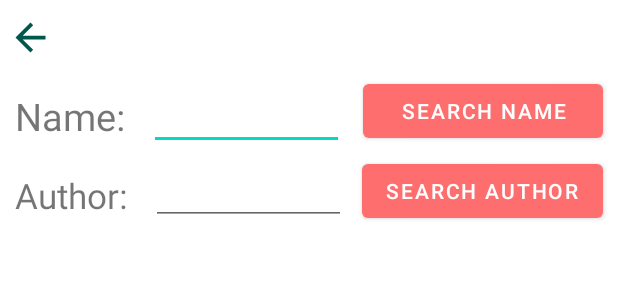
After one commit to YoloChocoPie/MobileTBCN, an Android app: the layout activity_search__book.xml on its own in the app's theme, with its tools: preview values and no code run, on a phone screen of 412 x 824 dp. The commit adds this screen. Shown: the top 300 px of the screen. Run offline under Robolectric (Android 15) with nearby library versions, the phone set to English and light mode, and no system bars.

Commit message:
Tạo giao diện SearchBook

```diff
--- a/app/src/main/java/com/example/mobiletbcn/Home_screen.java
+++ b/app/src/main/java/com/example/mobiletbcn/Home_screen.java
@@ -118,6 +118,11 @@ public class Home_screen extends AppCompatActivity implements NavigationView.OnN
             switch (item.getItemId()) {
                 case R.id.nav_addbook:
                     intent = new Intent(this, Add_Book.class);
+                    startActivity(intent);
+                    break;
+
+                case R.id.nav_search:
+                    intent = new Intent(this, Search_Book.class);
                     startActivity(intent);
                     break;
 
--- /dev/null
+++ b/app/src/main/res/layout/activity_search__book.xml
@@ -0,0 +1,92 @@
+<?xml version="1.0" encoding="utf-8"?>
+<RelativeLayout xmlns:android="http://schemas.android.com/apk/res/android"
+    xmlns:app="http://schemas.android.com/apk/res-auto"
+    xmlns:tools="http://schemas.android.com/tools"
+    android:layout_width="match_parent"
+    android:layout_height="match_parent"
+    tools:context=".Search_Book">
+
+    <Button
+        android:id="@+id/back_icon"
+        android:layout_width="30dp"
+        android:layout_height="30dp"
+        android:layout_marginLeft="5dp"
+        android:layout_marginTop="10dp"
+        android:background="@drawable/ic_baseline_arrow_back_24"
+        app:backgroundTint="@color/colorPrimaryDark"
+        app:iconTint="@android:color/black" />
+
+    <RelativeLayout
+        android:id="@+id/rl_search"
+        android:layout_width="match_parent"
+        android:layout_height="130dp"
+        android:layout_below="@id/back_icon"
+        android:layout_marginTop="10dp">
+
+        <TextView
+            android:id="@+id/srch_name"
+            android:layout_width="wrap_content"
+            android:layout_height="wrap_content"
+            android:layout_margin="10dp"
+            android:text="Name: "
+            android:textSize="25dp" />
+
+        <EditText
+            android:id="@+id/searchNameBook"
+            android:layout_width="130dp"
+            android:layout_height="40dp"
+            android:layout_marginTop="10dp"
+            android:layout_toRightOf="@id/srch_name"
+            android:textSize="17sp" />
+
+        <Button
+            android:id="@+id/srch_btn_name"
+            android:layout_width="160dp"
+            android:layout_height="wrap_content"
+            android:layout_alignParentRight="true"
+            android:layout_marginRight="10dp"
+            android:onClick="onClickSearchByName"
+            android:text="Search name"
+            app:backgroundTint="#FF6E6E" />
+
+        <TextView
+            android:id="@+id/srch_author"
+            android:layout_width="wrap_content"
+            android:layout_height="wrap_content"
+            android:layout_below="@id/srch_name"
+            android:layout_margin="10dp"
+            android:text="Author: "
+            android:textSize="23dp" />
+
+        <EditText
+            android:id="@+id/searchNameAuthorBook"
+            android:layout_width="130dp"
+            android:layout_height="40dp"
+            android:layout_below="@id/searchNameBook"
+            android:layout_marginTop="10dp"
+            android:layout_toRightOf="@id/srch_author"
+            android:textSize="17sp" />
+
+        <Button
+            android:layout_width="wrap_content"
+            android:layout_height="wrap_content"
+            android:layout_below="@id/srch_btn_name"
+            android:layout_alignParentRight="true"
+            android:layout_marginTop="5dp"
+            android:layout_marginRight="10dp"
+            android:onClick="onClickSearchByNameAuthor"
+            android:text="Search author"
+            app:backgroundTint="#FF6E6E" />
+
+    </RelativeLayout>
+
+
+    <ListView
+        android:id="@+id/listViewSearchBook"
+        android:layout_width="match_parent"
+        android:layout_height="503dp"
+        android:layout_below="@id/rl_search"
+        app:layout_constraintEnd_toEndOf="parent"
+        app:layout_constraintStart_toStartOf="parent"
+        tools:layout_editor_absoluteY="126dp" />
+</RelativeLayout>
```
